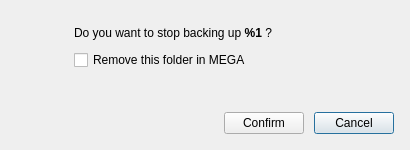
Old version of the form src/MEGASync/gui/linux/RemoveBackupDialog.ui in the repository meganz/MEGAsync.
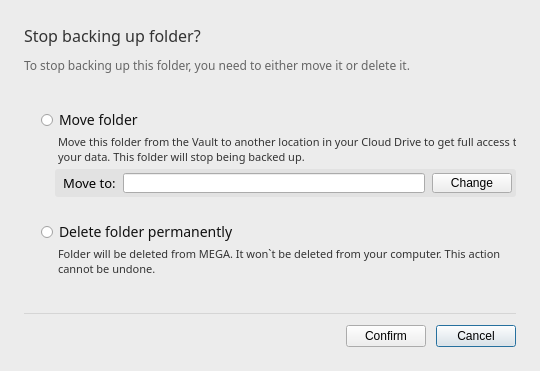
New version of the form. Icons and pictures are not drawn.

Commit message: merge branch "Delete-backup-flow"

Diff of the .ui file:
```diff
--- a/src/MEGASync/gui/linux/RemoveBackupDialog.ui
+++ b/src/MEGASync/gui/linux/RemoveBackupDialog.ui
@@ -6,82 +6,289 @@
    <rect>
     <x>0</x>
     <y>0</y>
-    <width>410</width>
-    <height>150</height>
+    <width>540</width>
+    <height>351</height>
    </rect>
   </property>
+  <property name="minimumSize">
+   <size>
+    <width>536</width>
+    <height>0</height>
+   </size>
+  </property>
   <property name="windowTitle">
    <string>Remove backup</string>
   </property>
-  <layout class="QGridLayout" name="gridLayout">
+  <property name="styleSheet">
+   <string notr="true">QDialog{
+background-color:#ECECEC;
+}
+
+QRadioButton::indicator{
+width: 13px;
+height: 13px;
+}
+QLabel
+{
+font-family:Lato Regular;
+}</string>
+  </property>
+  <layout class="QVBoxLayout" name="verticalLayout">
+   <property name="spacing">
+    <number>10</number>
+   </property>
    <property name="leftMargin">
-    <number>16</number>
+    <number>24</number>
    </property>
    <property name="topMargin">
-    <number>16</number>
+    <number>24</number>
    </property>
    <property name="rightMargin">
-    <number>16</number>
+    <number>24</number>
    </property>
    <property name="bottomMargin">
-    <number>16</number>
+    <number>24</number>
    </property>
-   <property name="spacing">
-    <number>10</number>
-   </property>
-   <item row="3" column="1">
-    <spacer name="verticalSpacer">
+   <item>
+    <widget class="QLabel" name="lTitle">
+     <property name="styleSheet">
+      <string notr="true">QLabel{
+font-family: SF Pro Text Regular;
+font-size:16px;
+color:#333333;
+}</string>
+     </property>
+     <property name="text">
+      <string>Stop backing up folder?</string>
+     </property>
+    </widget>
+   </item>
+   <item>
+    <widget class="QLabel" name="lSecondaryText">
+     <property name="styleSheet">
+      <string notr="true">QLabel{
+font-size:12px;
+color:#666666;
+}</string>
+     </property>
+     <property name="text">
+      <string>To stop backing up this folder, you need to either move it or delete it.</string>
+     </property>
+    </widget>
+   </item>
+   <item>
+    <layout class="QVBoxLayout" name="verticalLayout_2">
+     <property name="spacing">
+      <number>4</number>
+     </property>
+     <property name="leftMargin">
+      <number>16</number>
+     </property>
+     <property name="topMargin">
+      <number>25</number>
+     </property>
+     <property name="bottomMargin">
+      <number>25</number>
+     </property>
+     <item>
+      <widget class="QRadioButton" name="rMoveFolder">
+       <property name="styleSheet">
+        <string notr="true">*{
+font-family:Lato Medium;
+font-size:14px;
+color:#111111;
+}</string>
+       </property>
+       <property name="text">
+        <string>Move folder</string>
+       </property>
+      </widget>
+     </item>
+     <item>
+      <widget class="QLabel" name="lMoveFolder">
+       <property name="styleSheet">
+        <string notr="true">QLabel{
+font-size:11px;
+color: #333333;
+padding-left:15px;
+}</string>
+       </property>
+       <property name="text">
+        <string>Move this folder from the Vault to another location in your Cloud Drive to get full access to
+your data. This folder will stop being backed up.</string>
+       </property>
+      </widget>
+     </item>
+     <item>
+      <layout class="QHBoxLayout" name="horizontalLayout">
+       <property name="leftMargin">
+        <number>15</number>
+       </property>
+       <property name="bottomMargin">
+        <number>0</number>
+       </property>
+       <item>
+        <widget class="QWidget" name="moveToContainer" native="true">
+         <property name="minimumSize">
+          <size>
+           <width>0</width>
+           <height>28</height>
+          </size>
+         </property>
+         <property name="maximumSize">
+          <size>
+           <width>16777215</width>
+           <height>28</height>
+          </size>
+         </property>
+         <property name="styleSheet">
+          <string notr="true">#moveToContainer{
+background-color:#E2E2E2;
+border-radius:3px;
+}
+</string>
+         </property>
+         <layout class="QHBoxLayout" name="horizontalLayout_3">
+          <property name="spacing">
+           <number>7</number>
+          </property>
+          <property name="leftMargin">
+           <number>8</number>
+          </property>
+          <property name="topMargin">
+           <number>0</number>
+          </property>
+          <property name="rightMargin">
+           <number>4</number>
+          </property>
+          <property name="bottomMargin">
+           <number>0</number>
+          </property>
+          <item alignment="Qt::AlignVCenter">
+           <widget class="QLabel" name="label_5">
+            <property name="styleSheet">
+             <string notr="true">QLabel{
+font-family:SF Pro Regular;
+font-size:13px;
+}</string>
+            </property>
+            <property name="text">
+             <string>Move to:</string>
+            </property>
+           </widget>
+          </item>
+          <item alignment="Qt::AlignVCenter">
+           <widget class="QLineEdit" name="lTarget">
+            <property name="minimumSize">
+             <size>
+              <width>0</width>
+              <height>20</height>
+             </size>
+            </property>
+            <property name="maximumSize">
+             <size>
+              <width>16777215</width>
+              <height>20</height>
+             </size>
+            </property>
+            <property name="styleSheet">
+             <string notr="true">QLineEdit{
+font-family:SF NS Display Regular;
+font-size:13px;
+}</string>
+            </property>
+            <property name="text">
+             <string/>
+            </property>
+           </widget>
+          </item>
+          <item alignment="Qt::AlignVCenter">
+           <widget class="QPushButton" name="bChange">
+            <property name="minimumSize">
+             <size>
+              <width>0</width>
+              <height>20</height>
+             </size>
+            </property>
+            <property name="maximumSize">
+             <size>
+              <width>16777215</width>
+              <height>20</height>
+             </size>
+            </property>
+            <property name="text">
+             <string>Change</string>
+            </property>
+           </widget>
+          </item>
+         </layout>
+        </widget>
+       </item>
+      </layout>
+     </item>
+     <item>
+      <spacer name="verticalSpacer">
+       <property name="orientation">
+        <enum>Qt::Vertical</enum>
+       </property>
+       <property name="sizeType">
+        <enum>QSizePolicy::Fixed</enum>
+       </property>
+       <property name="sizeHint" stdset="0">
+        <size>
+         <width>10</width>
+         <height>20</height>
+        </size>
+       </property>
+      </spacer>
+     </item>
+     <item>
+      <widget class="QRadioButton" name="rDeleteFolder">
+       <property name="styleSheet">
+        <string notr="true">*{
+font-family:Lato Medium;
+font-size:14px;
+color:#111111;
+}</string>
+       </property>
+       <property name="text">
+        <string>Delete folder permanently</string>
+       </property>
+      </widget>
+     </item>
+     <item>
+      <widget class="QLabel" name="lDeleteFolder">
+       <property name="styleSheet">
+        <string notr="true">QLabel{
+font-size:11px;
+color: #333333;
+padding-left:15px;
+}</string>
+       </property>
+       <property name="text">
+        <string>Folder will be deleted from MEGA. It won`t be deleted from your computer. This action
+cannot be undone.</string>
+       </property>
+      </widget>
+     </item>
+    </layout>
+   </item>
+   <item>
+    <widget class="Line" name="line">
+     <property name="styleSheet">
+      <string notr="true">QFrame{
+color:rgba(0,0,0,0.1);
+}</string>
+     </property>
+     <property name="frameShadow">
+      <enum>QFrame::Plain</enum>
+     </property>
      <property name="orientation">
-      <enum>Qt::Vertical</enum>
+      <enum>Qt::Horizontal</enum>
      </property>
-     <property name="sizeHint" stdset="0">
-      <size>
-       <width>20</width>
-       <height>40</height>
-      </size>
-     </property>
-    </spacer>
-   </item>
-   <item row="1" column="1">
-    <widget class="QLabel" name="textLabel">
-     <property name="text">
-      <string>Do you want to stop backing up &lt;img src=&quot;:/images/icons/folder/folder-rest.png&quot;  style='vertical-align:top;'/&gt; &lt;b&gt;%1&lt;/b&gt; ?</string>
-     </property>
     </widget>
    </item>
-   <item row="2" column="1">
-    <widget class="QCheckBox" name="removeRemoteCheckBox">
-     <property name="text">
-      <string>Remove this folder in MEGA</string>
-     </property>
-    </widget>
-   </item>
-   <item row="0" column="0" rowspan="3">
-    <widget class="QLabel" name="iconLabel">
-     <property name="minimumSize">
-      <size>
-       <width>48</width>
-       <height>48</height>
-      </size>
-     </property>
-     <property name="maximumSize">
-      <size>
-       <width>48</width>
-       <height>48</height>
-      </size>
-     </property>
-     <property name="styleSheet">
-      <string notr="true">QLabel
-{
-border-image: url(&quot;:/images/icon_question.png&quot;);
-}</string>
-     </property>
-     <property name="text">
-      <string/>
-     </property>
-    </widget>
-   </item>
-   <item row="4" column="0" colspan="2">
+   <item>
     <layout class="QHBoxLayout" name="horizontalLayout_2">
      <property name="spacing">
       <number>10</number>
```
Left out of the diff: 4 changed lines with no effect on the pictures. The commit also changes 9 other files.
